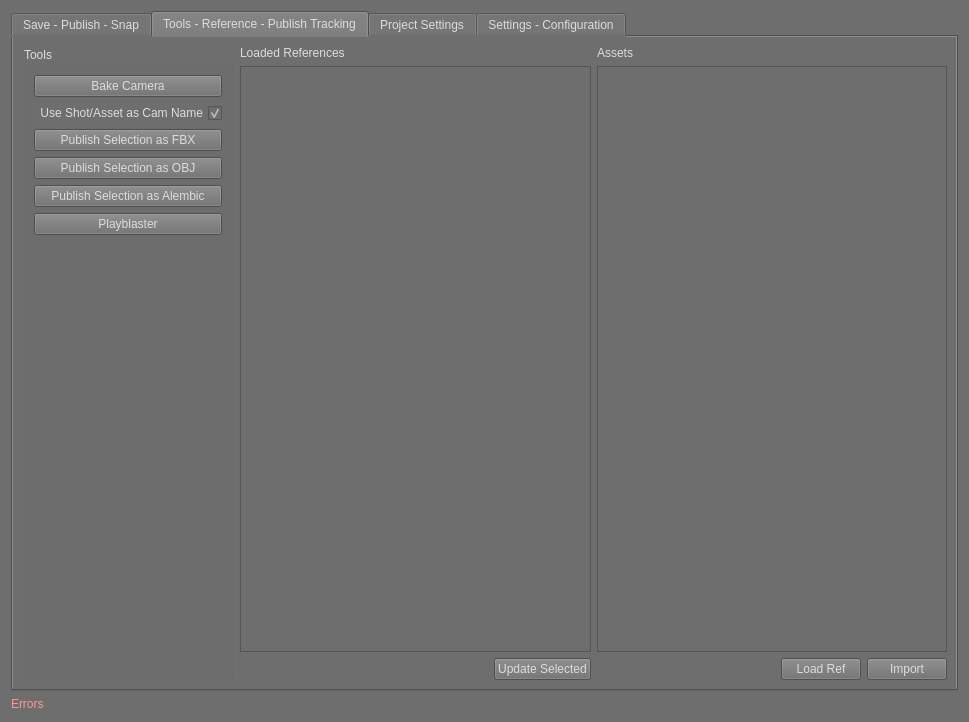
First picture: the form in ui/superSaver_UI.ui, repository SleepDeprivedVFX/versionUp, before the edit.
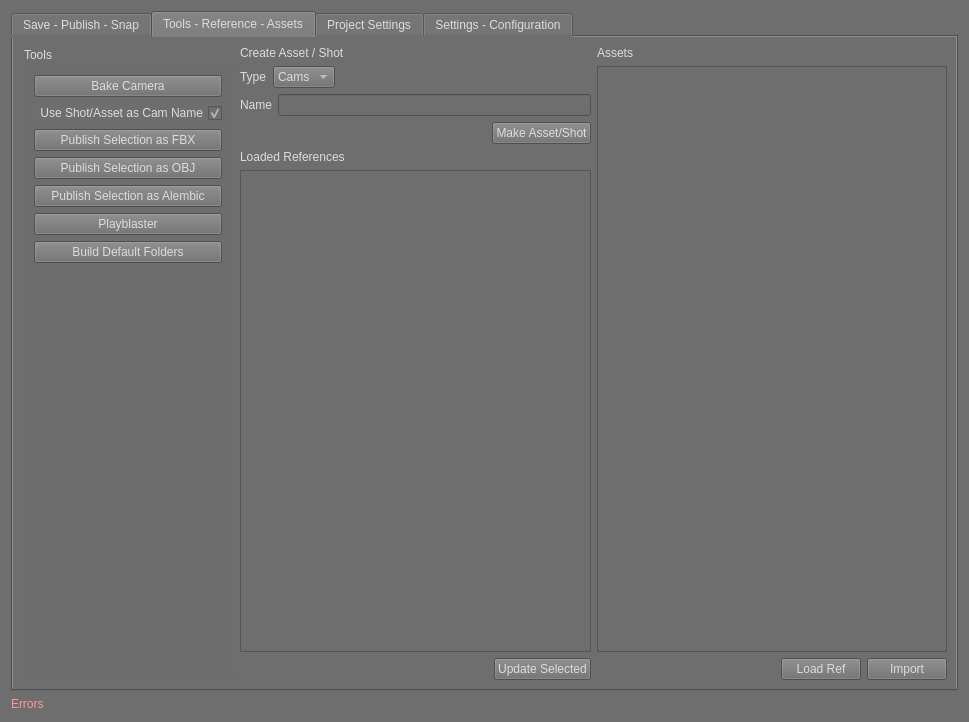
Second picture: the form after the edit. The open tabs and pages were chosen to show the change.

Commit message: v1.2.1:I got the new asset stuff working as well as some UI updating.

Patch:
```diff
--- a/ui/superSaver_UI.ui
+++ b/ui/superSaver_UI.ui
@@ -593,9 +593,9 @@
      </widget>
      <widget class="QWidget" name="ToolsTab">
       <attribute name="title">
-       <string>Tools - Reference - Publish Tracking</string>
+       <string>Tools - Reference - Assets</string>
       </attribute>
-      <layout class="QHBoxLayout" name="horizontalLayout_3">
+      <layout class="QHBoxLayout" name="horizontalLayout_35">
        <item>
         <widget class="QGroupBox" name="toolsGroup">
          <property name="title">
@@ -650,6 +650,13 @@
             </property>
            </widget>
           </item>
+          <item>
+           <widget class="QPushButton" name="build_folders_btn">
+            <property name="text">
+             <string>Build Default Folders</string>
+            </property>
+           </widget>
+          </item>
           <item>
            <spacer name="verticalSpacer">
             <property name="orientation">
@@ -667,6 +674,118 @@
         </widget>
        </item>
        <item>
+        <layout class="QVBoxLayout" name="verticalLayout_11">
+         <item>
+          <layout class="QVBoxLayout" name="verticalLayout_10">
+           <item>
+            <widget class="QLabel" name="create_Asset_label">
+             <property name="styleSheet">
+              <string notr="true">font: 700 12pt &quot;Segoe UI&quot;;</string>
+             </property>
+             <property name="text">
+              <string>Create Asset / Shot</string>
+             </property>
+            </widget>
+           </item>
+           <item>
+            <layout class="QHBoxLayout" name="horizontalLayout_3">
+             <item>
+              <widget class="QLabel" name="assetShot_type_label">
+               <property name="text">
+                <string>Type</string>
+               </property>
+              </widget>
+             </item>
+             <item>
+              <widget class="QComboBox" name="assetShot_type">
+               <item>
+                <property name="text">
+                 <string>Cams</string>
+                </property>
+               </item>
+               <item>
+                <property name="text">
+                 <string>Char</string>
+                </property>
+               </item>
+               <item>
+                <property name="text">
+                 <string>Env</string>
+                </property>
+               </item>
+               <item>
+                <property name="text">
+                 <string>Prop</string>
+                </property>
+               </item>
+               <item>
+                <property name="text">
+                 <string>Shot</string>
+                </property>
+               </item>
+               <item>
+                <property name="text">
+                 <string>Veh</string>
+                </property>
+               </item>
+              </widget>
+             </item>
+             <item>
+              <spacer name="horizontalSpacer_20">
+               <property name="orientation">
+                <enum>Qt::Orientation::Horizontal</enum>
+               </property>
+               <property name="sizeHint" stdset="0">
+                <size>
+                 <width>40</width>
+                 <height>20</height>
+                </size>
+               </property>
+              </spacer>
+             </item>
+            </layout>
+           </item>
+           <item>
+            <layout class="QHBoxLayout" name="horizontalLayout_33">
+             <item>
+              <widget class="QLabel" name="asset_name_label">
+               <property name="text">
+                <string>Name</string>
+               </property>
+              </widget>
+             </item>
+             <item>
+              <widget class="QLineEdit" name="asset_name"/>
+             </item>
+            </layout>
+           </item>
+           <item>
+            <layout class="QHBoxLayout" name="horizontalLayout_34">
+             <item>
+              <spacer name="horizontalSpacer_19">
+               <property name="orientation">
+                <enum>Qt::Orientation::Horizontal</enum>
+               </property>
+               <property name="sizeHint" stdset="0">
+                <size>
+                 <width>40</width>
+                 <height>20</height>
+                </size>
+               </property>
+              </spacer>
+             </item>
+             <item>
+              <widget class="QPushButton" name="make_asset_btn">
+               <property name="text">
+                <string>Make Asset/Shot</string>
+               </property>
+              </widget>
+             </item>
+            </layout>
+           </item>
+          </layout>
+         </item>
+         <item>
         <layout class="QVBoxLayout" name="verticalLayout_5">
          <item>
           <widget class="QLabel" name="referenceListLabel">
@@ -706,6 +825,8 @@
               <string>Update Selected</string>
              </property>
             </widget>
+             </item>
+            </layout>
            </item>
           </layout>
          </item>
```
Lines whose indentation alone changed are shown as unchanged. The commit also changes 2 other files.
